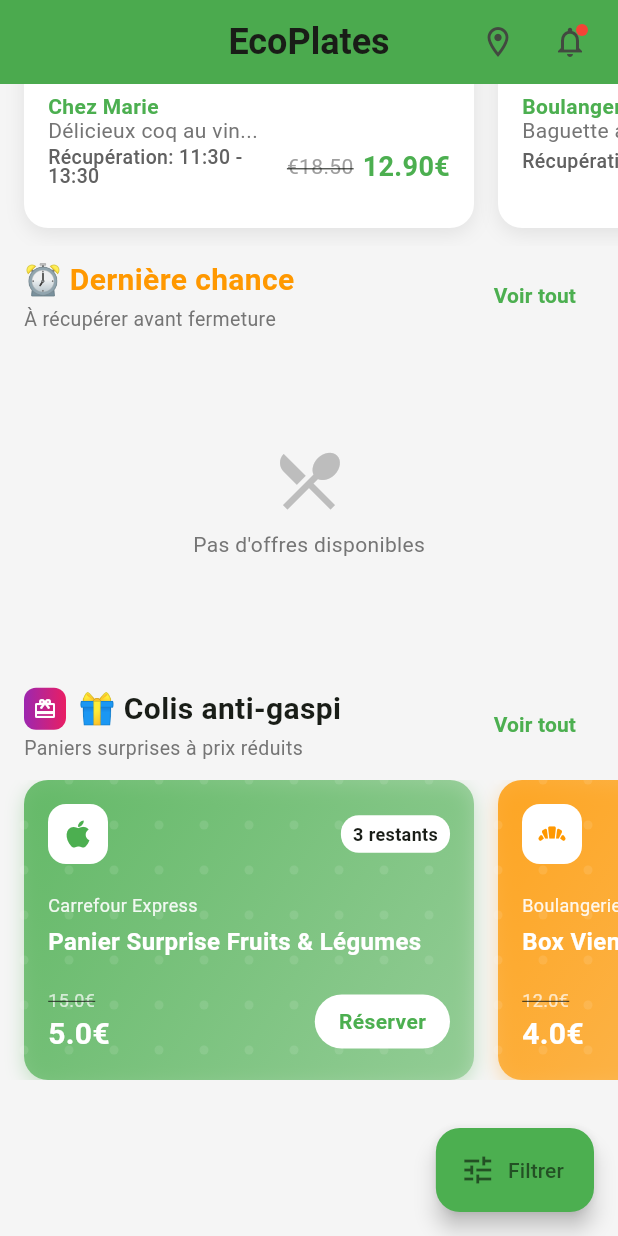
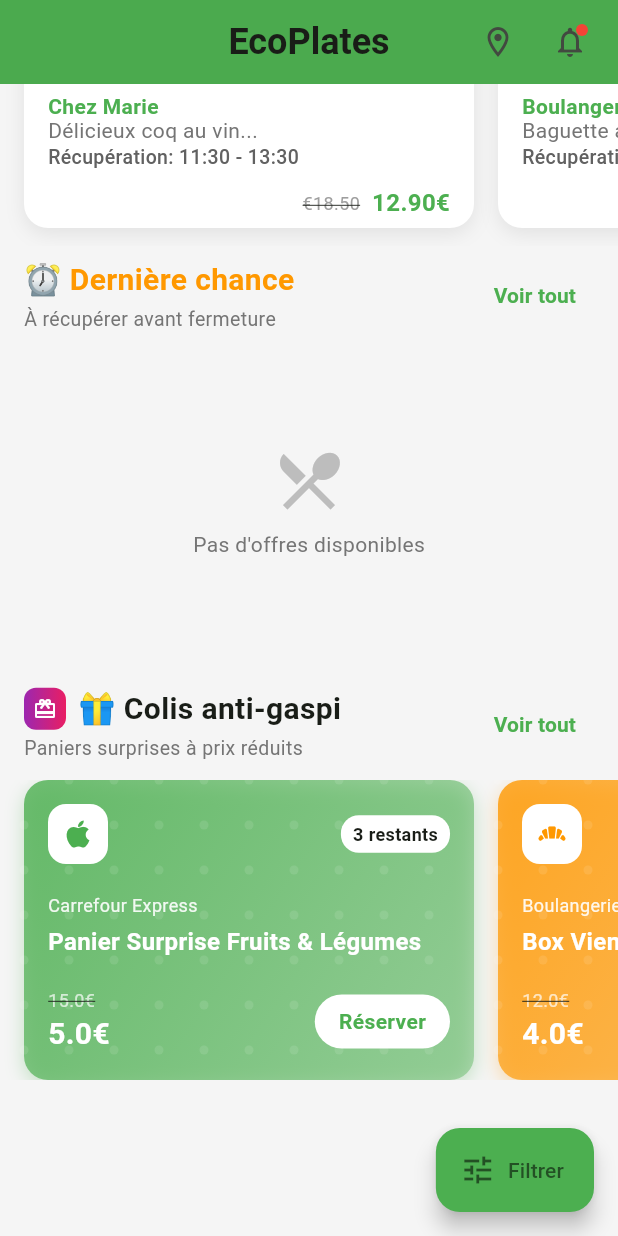
Before and after one commit to SIDIKICONDE/EcoPlates, a Flutter app: the screen it shows after launch, scrolled down 2997 dp, on a phone screen of 412 x 824 dp. Run offline on Flutter 3.47's test engine with Material 3 defaults, Android fonts, the phone set to English and light mode, and no system bars; our stand-ins replace cached_network_image, dartz, dio, equatable, fl_chart, flutter_dotenv and 9 more; missing offline and left inert: mobile_scanner; accounts and stored records are empty; network calls fail.

Commit message:
fix: Corriger le débordement de layout dans les cartes d'offres
- Ajuster la hauteur et l'espacement pour éviter le RenderFlex overflow
- Optimiser la disposition des éléments dans offer_card_content.dart

```diff
--- a/lib/presentation/widgets/offer_card/widgets/offer_card_content.dart
+++ b/lib/presentation/widgets/offer_card/widgets/offer_card_content.dart
@@ -28,7 +28,7 @@
     final theme = Theme.of(context);
 
     return Padding(
-      padding: const EdgeInsets.fromLTRB(16, 8, 16, 16),
+      padding: const EdgeInsets.fromLTRB(16, 8, 16, 8),
       child: Column(
         crossAxisAlignment: CrossAxisAlignment.start,
         children: [
@@ -40,8 +40,12 @@
           _buildDescription(),
           const SizedBox(height: 4),
 
-          // Section date et prix alignés horizontalement
-          _buildDateAndPriceRow(theme),
+          // Section date de récupération
+          _buildPickupDate(),
+          const SizedBox(height: 16.5),
+
+          // Section prix
+          _buildPriceOnly(theme),
         ],
       ),
     );
@@ -85,15 +89,9 @@
   }
 
 
-  /// Construit une ligne horizontale avec date et prix alignés
-  Widget _buildDateAndPriceRow(ThemeData theme) {
-    return Row(
-      mainAxisAlignment: MainAxisAlignment.spaceBetween,
-      crossAxisAlignment: CrossAxisAlignment.center,
-      children: [
-        // Date de récupération à gauche
-        Expanded(
-          child: Text(
+  /// Construit le widget pour afficher la date de récupération
+  Widget _buildPickupDate() {
+    return Text(
       'Récupération: ${_formatPickupTime()}',
       style: TextStyle(
         fontSize: 13,
@@ -101,39 +99,39 @@
         fontWeight: FontWeight.w500,
         height: 1.0,
       ),
-          ),
-        ),
-        const SizedBox(width: 8),
-        // Prix à droite
-        Row(
-          mainAxisSize: MainAxisSize.min,
+    );
+  }
+
+  /// Construit le widget pour afficher le prix
+  Widget _buildPriceOnly(ThemeData theme) {
+    return Row(
+      mainAxisAlignment: MainAxisAlignment.end,
       children: [
         if (!offer.isFree) ...[
           Text(
             '€${offer.originalPrice.toStringAsFixed(2)}',
             style: TextStyle(
-                  fontSize: 14,
+              fontSize: 12,
               decoration: TextDecoration.lineThrough,
               color: Colors.grey[500],
               height: 1.0,
             ),
           ),
-              const SizedBox(width: 6),
+          const SizedBox(width: 8),
         ],
         Text(
           offer.priceText,
           style: TextStyle(
-                fontSize: 18,
+            fontSize: 16,
             fontWeight: FontWeight.bold,
             color: offer.isFree ? Colors.green : theme.primaryColor,
             height: 1.0,
           ),
         ),
       ],
-        ),
-      ],
     );
   }
+
 
   /// Formate les horaires de récupération au format HH:MM - HH:MM
   /// Gère les erreurs en retournant un message par défaut si nécessaire
```
Lines whose indentation alone changed are shown as unchanged.
